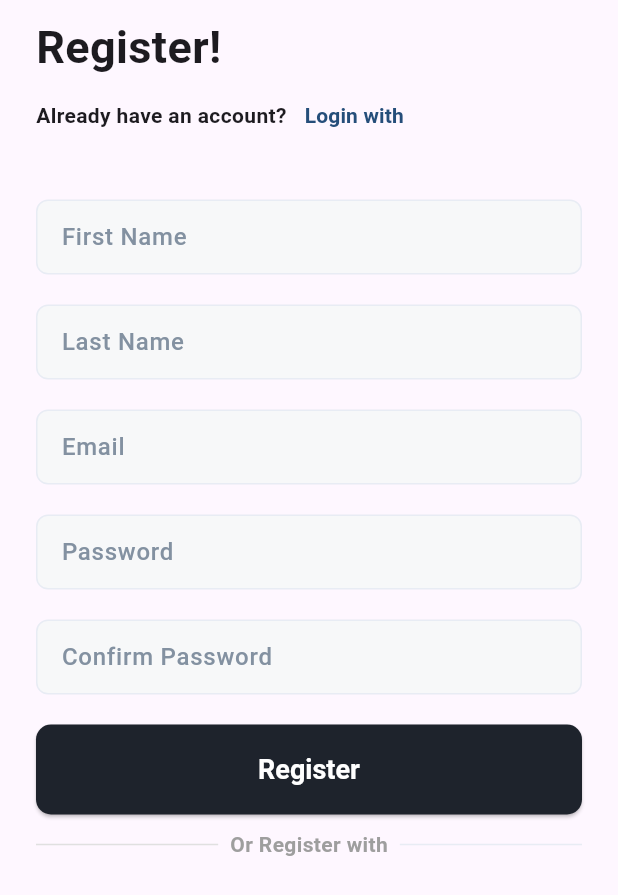
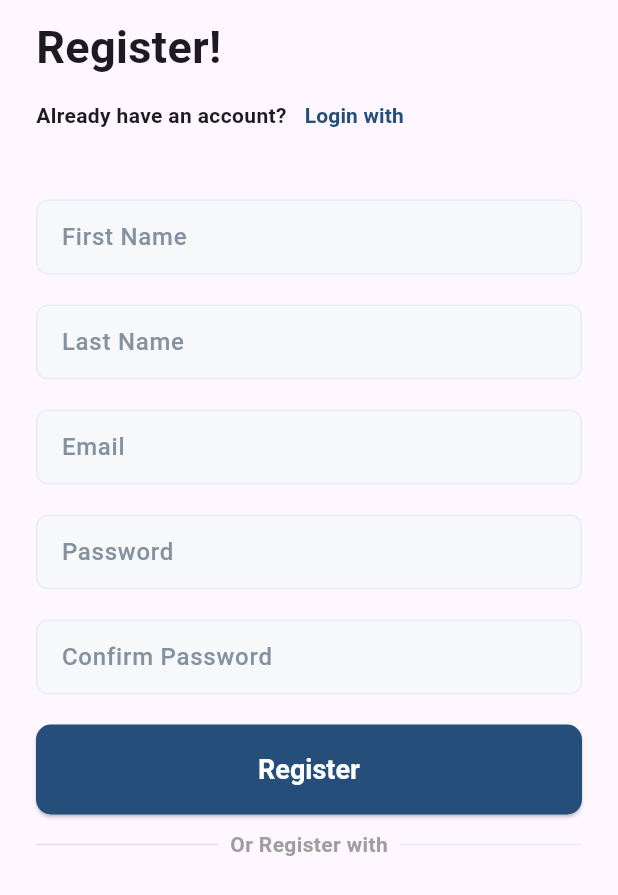
Before and after one commit to Fynaura/fynaura, a Flutter app: the screen it shows after launch, on a phone screen of 412 x 824 dp. Shown: the top 895 px of the screen. Run offline on Flutter 3.47's test engine with Material 3 defaults, Android fonts, the phone set to English and light mode, and no system bars; our stand-ins replace confetti, fl_chart, flutter_local_notifications, image_picker, permission_handler, shared_preferences and 1 more; missing offline and left inert: mockito; accounts and stored records are empty; Roboto replaces fonts that are missing (Urbanist).

Commit message:
SCRUM-000: Fix - fix some sort of errors

```diff
--- a/front-end/lib/pages/Analize/analyze_page.dart
+++ b/front-end/lib/pages/Analize/analyze_page.dart
@@ -32,7 +32,7 @@ class _AnalyzePageState extends State<AnalyzePage> with SingleTickerProviderStat
 
   // Fetch hourly balance data from the backend
   Future<void> fetchHourlyBalanceData() async {
-    final response = await http.get(Uri.parse('http://192.168.8.172:3000/transaction/hourly-balance'));
+    final response = await http.get(Uri.parse('http://192.168.127.53:3000/transaction/hourly-balance'));
 
     if (response.statusCode == 200) {
       // Parse the JSON response and cast it as List<Map<String, dynamic>>
@@ -55,7 +55,7 @@ class _AnalyzePageState extends State<AnalyzePage> with SingleTickerProviderStat
   Future<void> fetchTransactions() async {
     final userSession = UserSession();
     final uid = userSession.userId;
-    final response = await http.get(Uri.parse('http://192.168.8.172:3000/transaction/$uid'));
+    final response = await http.get(Uri.parse('http://192.168.127.53:3000/transaction/$uid'));
 
     if (response.statusCode == 200) {
       // Parse the JSON response and map it to Transaction model
--- a/front-end/lib/pages/collab-budgeting/collab-main.dart
+++ b/front-end/lib/pages/collab-budgeting/collab-main.dart
@@ -133,7 +133,6 @@ class CollabMainState extends State<CollabMain> {
   Widget build(BuildContext context) {
     return Scaffold(
       appBar: AppBar(
-        leading: CustomBackButton(),
       ),
       body: RefreshIndicator(
         onRefresh: _loadBudgets,
--- a/front-end/lib/pages/home/home.dart
+++ b/front-end/lib/pages/home/home.dart
@@ -43,7 +43,7 @@ class _DashboardScreenState extends State<DashboardScreen> {
 
     try {
       final response = await http.get(
-        Uri.parse('http://192.168.8.172:3000/goals/user/$uid'),
+        Uri.parse('http://192.168.127.53:3000/goals/user/$uid'),
       );
 
       if (response.statusCode == 200) {
@@ -68,7 +68,7 @@ class _DashboardScreenState extends State<DashboardScreen> {
       String incomeUrl = '';
       String expenseUrl = '';
       String baseUrl =
-          'http://192.168.8.172:3000/transaction'; // Make sure this matches your backend
+          'http://192.168.127.53:3000/transaction'; // Make sure this matches your backend
 
       // Construct the URLs based on the period selected
       if (period == 'today') {
--- a/front-end/lib/pages/log-in/mainLogin.dart
+++ b/front-end/lib/pages/log-in/mainLogin.dart
@@ -26,7 +26,7 @@ class _MainloginState extends State<Mainlogin> {
   TextEditingController passwordController = TextEditingController();
 
   final String apiUrl =
-      'http://192.168.8.172:3000/user/login'; // API endpoint for login
+      'http://192.168.127.53:3000/user/login'; // API endpoint for login
 
   String? emailError;
   String? passwordError;
@@ -107,7 +107,7 @@ class _MainloginState extends State<Mainlogin> {
 
         // Send the idToken to the backend to get user details
         final userDetailsResponse = await http.get(
-          Uri.parse('http://192.168.8.172:3000/user/me?idToken=$idToken'),
+          Uri.parse('http://192.168.127.53:3000/user/me?idToken=$idToken'),
           headers: {"Authorization": "Bearer $idToken"},
         );
 
@@ -280,7 +280,7 @@ class _MainloginState extends State<Mainlogin> {
               CustomButton(
                 text: isLoading ? "Please wait..." : "Login",
                 backgroundColor:
-                    isLoading ? Colors.grey : const Color(0xFF1E232C),
+                    isLoading ? Colors.grey : Color(0xFF254e7a),
                 textColor: Colors.white,
                 onPressed: isLoading
                     ? _doNothing
--- a/front-end/lib/pages/ocr/ImagePreviewScreen.dart
+++ b/front-end/lib/pages/ocr/ImagePreviewScreen.dart
@@ -34,7 +34,7 @@ class _ImagePreviewScreenState extends State<ImagePreviewScreen> {
       File compressedFile = File('${imageFile.path}_compressed_monochrome.jpg')
         ..writeAsBytesSync(compressedImage);
 
-      var uri = Uri.parse("http://192.168.8.172:3000/upload");
+      var uri = Uri.parse("http://192.168.127.53:3000/upload");
 
       var request = http.MultipartRequest("POST", uri);
 
--- a/front-end/lib/pages/ocr/extracted_text_screen.dart
+++ b/front-end/lib/pages/ocr/extracted_text_screen.dart
@@ -36,7 +36,7 @@ class ExtractedTextScreen extends StatelessWidget {
     }).toList();
 
     var uri = Uri.parse(
-        "http://192.168.8.172:3000/transaction/bulk"); // Replace with your API URL
+        "http://192.168.127.53:3000/transaction/bulk"); // Replace with your API URL
 
     var response = await http.post(
       uri,
--- a/front-end/lib/pages/sign-up/mainSignUp.dart
+++ b/front-end/lib/pages/sign-up/mainSignUp.dart
@@ -22,7 +22,7 @@ class _MainSignupState extends State<Mainsignup> {
 
 
 
-  final String apiUrl = 'http://192.168.8.172:3000/user/register';
+  final String apiUrl = 'http://192.168.127.53:3000/user/register';
 
 
   // Error and success message state variables
@@ -315,7 +315,7 @@ class _MainSignupState extends State<Mainsignup> {
               const SizedBox(height: 20),
               CustomButton(
                 text: isLoading ? "Please wait..." : "Register",
-                backgroundColor: isLoading ? Colors.grey : const Color(0xFF1E232C),
+                backgroundColor: isLoading ? Colors.grey : Color(0xFF254e7a),
                 textColor: Colors.white,
                 onPressed: isLoading ? _doNothing : registerUser,
               ),
--- a/front-end/lib/services/budget_service.dart
+++ b/front-end/lib/services/budget_service.dart
@@ -453,7 +453,7 @@ import 'package:http/http.dart' as http;
 import '../pages/user-session/UserSession.dart';
 
 class BudgetService {
-  final String baseUrl = "http://192.168.8.172:3000";
+  final String baseUrl = "http://192.168.127.53:3000";
 
   // Get all budgets (including those where user is a collaborator)
   Future<List<Map<String, dynamic>>> getBudgets() async {
--- a/front-end/lib/services/transaction_service.dart
+++ b/front-end/lib/services/transaction_service.dart
@@ -2,7 +2,7 @@ import 'dart:convert';
 import 'package:http/http.dart' as http;
 
 class TransactionService {
-  final String baseUrl = "http://192.168.8.172:3000/transaction"; // Change to your actual backend URL
+  final String baseUrl = "http://192.168.127.53:3000/transaction"; // Change to your actual backend URL
 
   Future<void> createTransaction({
     required String type,
```
Also changed, not shown: front-end/lib/pages/ocr/main.dart (added), 5 other files.
